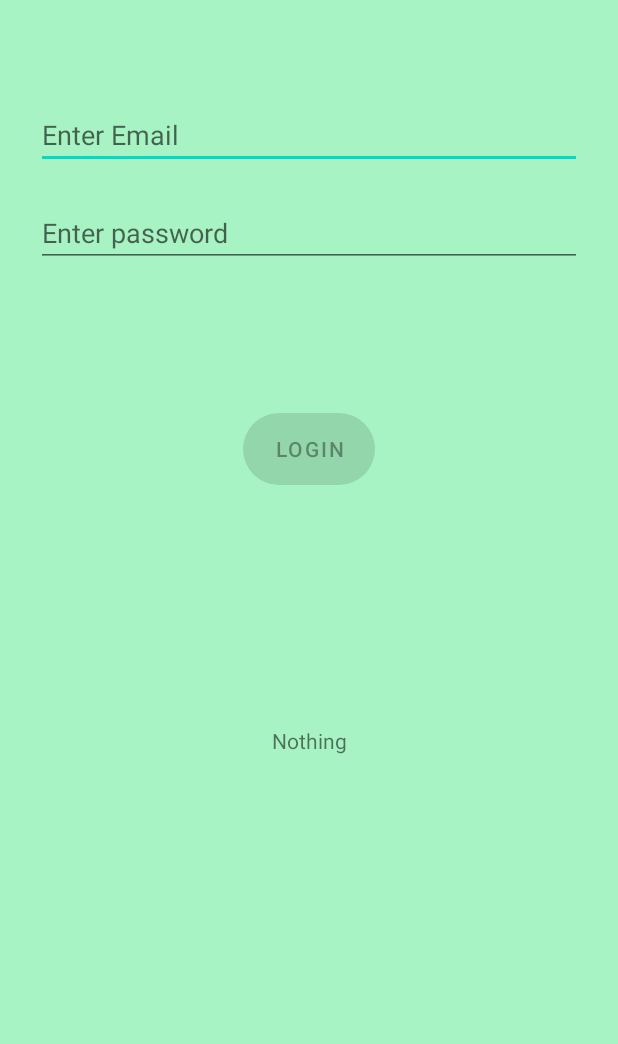
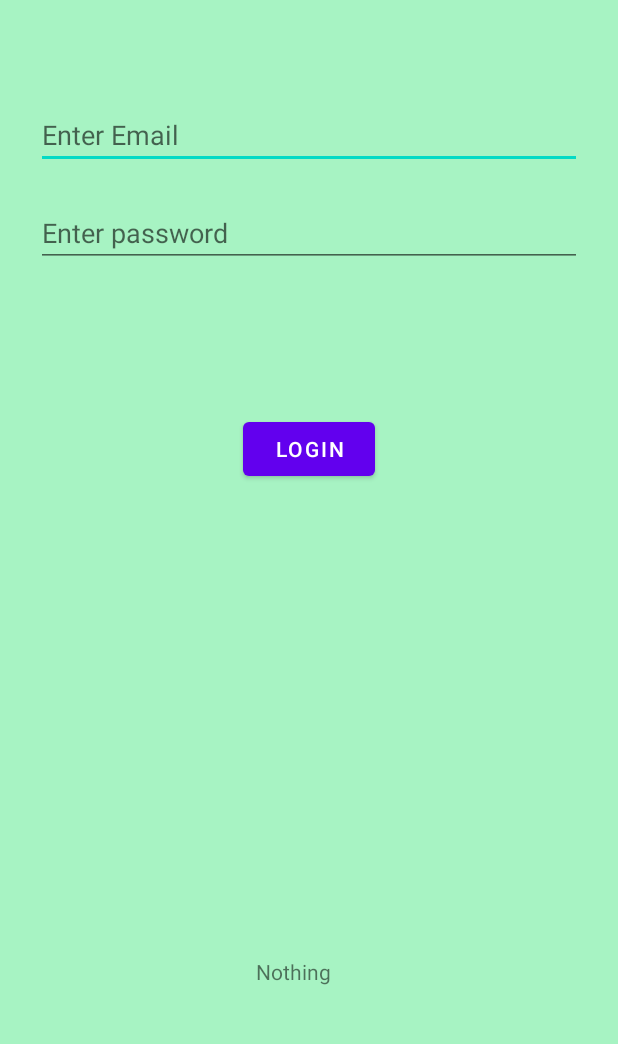
Before and after one commit to Koyomin21/TeachTech, an Android app: the fragment LoginFragment shown on its own in the app's theme, on a phone screen of 412 x 824 dp, the part 169-1213 px from its top. Run offline under Robolectric (Android 15) with nearby library versions, the phone set to English and light mode, and no system bars; 1 statement that could not run was skipped.

Commit message:
Fixed broken button

```diff
--- a/app/src/main/java/com/example/teachtech/database/repository/StudentRepository.kt
+++ b/app/src/main/java/com/example/teachtech/database/repository/StudentRepository.kt
@@ -20,5 +20,4 @@ class StudentRepository(
     suspend fun getStudentById(id: Int) =
         studentDao.getStudentById(id)
 
-
 }
--- a/app/src/main/java/com/example/teachtech/views/fragments/LoginFragment.kt
+++ b/app/src/main/java/com/example/teachtech/views/fragments/LoginFragment.kt
@@ -1,8 +1,6 @@
 package views.fragments
 
-import android.content.ContentValues.TAG
 import android.os.Bundle
-import android.util.Log
 import androidx.fragment.app.Fragment
 import android.view.LayoutInflater
 import android.view.View
@@ -10,44 +8,39 @@ import android.view.ViewGroup
 import android.widget.Button
 import android.widget.EditText
 import android.widget.TextView
+import android.widget.Toast
 import com.example.teachtech.R
+import com.example.teachtech.presenters.LoginPresenter
+import interfaces.presenterInterfaces.ILoginPresenter
 import interfaces.viewInterfaces.ILoginView
 import mu.KotlinLogging
 
 class LoginFragment : Fragment(), ILoginView {
 
+    private lateinit var presenter: ILoginPresenter;
     private val logger = KotlinLogging.logger {}
+
 
     override fun onCreateView(
         inflater: LayoutInflater, container: ViewGroup?,
         savedInstanceState: Bundle?
-    ): View? {
-        // Inflate the layout for this fragment
-        val view = inflater.inflate(R.layout.fragment_login, container, false)
-
-
-
-
-        return view;
-    }
-
+    ): View? = inflater.inflate(R.layout.fragment_login, container, false)
 
     override fun onViewCreated(view: View, savedInstanceState: Bundle?) {
         super.onViewCreated(view, savedInstanceState)
+        presenter = LoginPresenter(this)
 
-        val loginButton = view.findViewById<Button>(R.id.loginBtn)
-        var email:String?
+        val loginBtn = view.findViewById<Button>(R.id.loginBtn)
+        logger.info { "Received Button: " + loginBtn.text.toString() }
 
 
-        logger.info{"onViewCreated: Hello! " + loginButton.text.toString()}
+        loginBtn.setOnClickListener{
+            val email = view.findViewById<EditText>(R.id.email).text.toString()
+            val password = view.findViewById<EditText>(R.id.password).text.toString()
 
+            presenter.login(email, password)
+        }
 
-        loginButton.setOnClickListener{ view->
-            val email: TextView = view.findViewById<EditText>(R.id.email) as TextView
-            logger.info{"Login Clicked: " + email.text.toString()}
-            val test = view.findViewById<EditText>(R.id.test)
-            test.setText("LA LA LA LA RA DA")
-        }
     }
 
 
--- a/app/src/main/res/layout/fragment_login.xml
+++ b/app/src/main/res/layout/fragment_login.xml
@@ -59,20 +59,23 @@
         android:id="@+id/loginBtn"
         android:layout_width="wrap_content"
         android:layout_height="wrap_content"
-        android:layout_gravity="start"
+        android:layout_gravity="center"
         android:layout_marginStart="48dp"
         android:layout_marginTop="16dp"
         android:layout_marginEnd="48dp"
         android:layout_marginBottom="64dp"
-        android:enabled="false"
         android:text="Login"
-        android:background="@drawable/oval"
 
         app:layout_constraintBottom_toBottomOf="parent"
         app:layout_constraintEnd_toEndOf="parent"
         app:layout_constraintStart_toStartOf="parent"
         app:layout_constraintTop_toBottomOf="@+id/password"
-        app:layout_constraintVertical_bias="0.2" />
+        app:layout_constraintVertical_bias="0.2"
+        >
+
+    </Button>
+
+
 
     <TextView
         android:id="@+id/test"
@@ -81,10 +84,12 @@
         android:text="Nothing"
         app:layout_constraintBottom_toBottomOf="parent"
         app:layout_constraintEnd_toEndOf="parent"
+        app:layout_constraintHorizontal_bias="0.472"
         app:layout_constraintLeft_toLeftOf="parent"
         app:layout_constraintLeft_toRightOf="parent"
         app:layout_constraintStart_toStartOf="parent"
-        app:layout_constraintTop_toTopOf="@+id/loginBtn">
+        app:layout_constraintTop_toTopOf="@+id/loginBtn"
+        app:layout_constraintVertical_bias="0.871">
 
     </TextView>
 
```
Also changed, not shown: app/src/main/java/com/example/teachtech/presenters/LoginPresenter.kt (+12 -2 lines).
